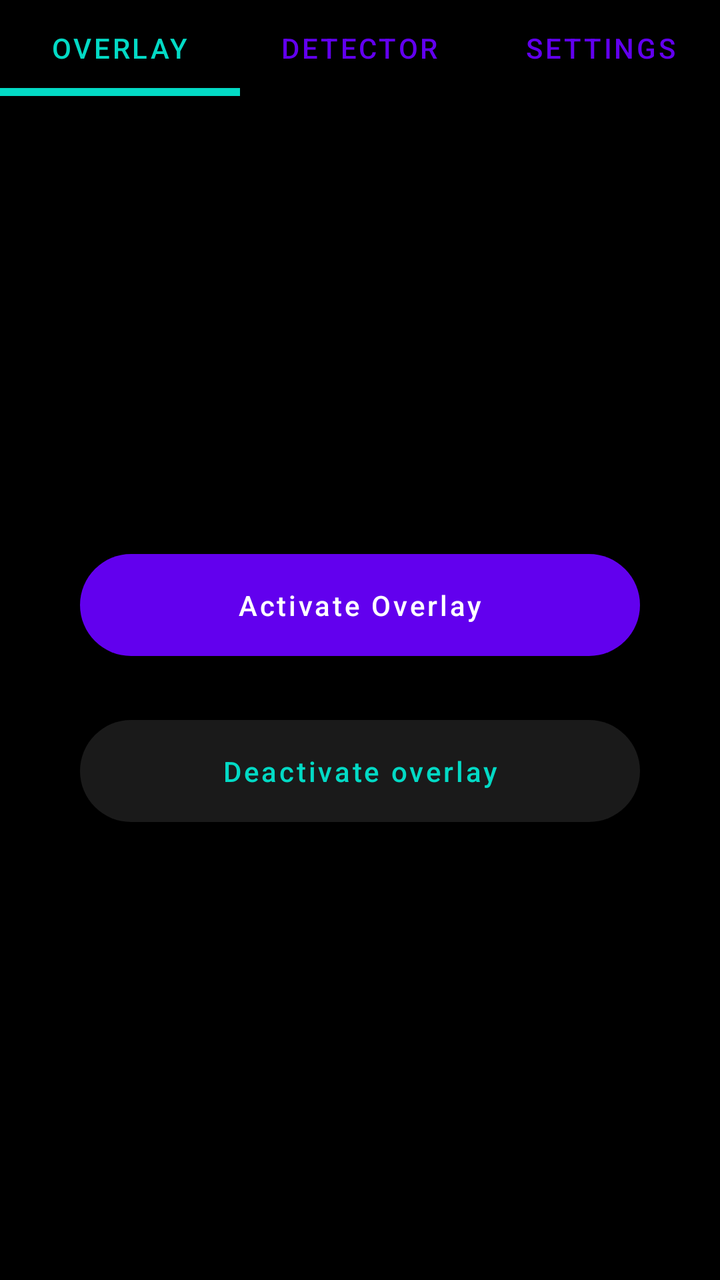
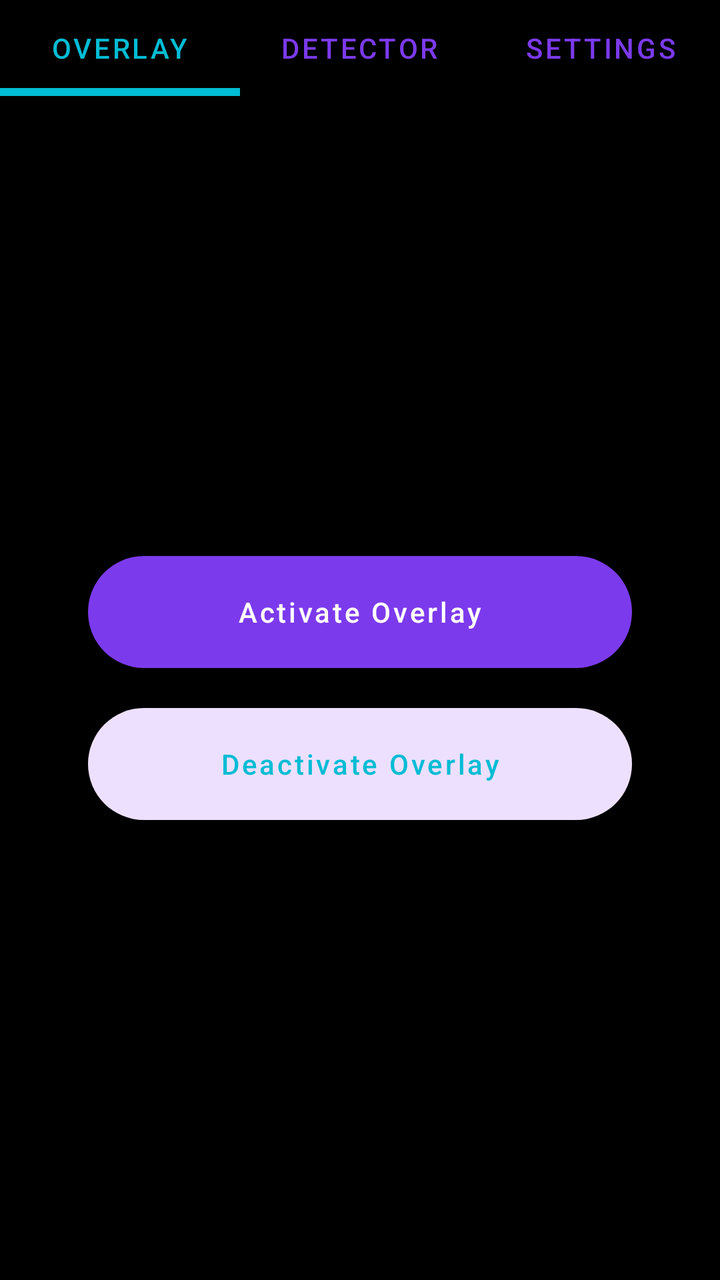

Before-and-after screenshots of an Android layout around one commit, followed by the original layout XML and the change that was made.
<!-- AndroidManifest.xml: application theme Theme.Test103 -->
<!-- res/layout/activity_main.xml -->
<?xml version="1.0" encoding="utf-8"?>
<LinearLayout xmlns:android="http://schemas.android.com/apk/res/android"
    xmlns:app="http://schemas.android.com/apk/res-auto"
    android:layout_width="match_parent"
    android:layout_height="match_parent"
    android:orientation="vertical"
    android:background="#000000"
    android:fitsSystemWindows="true">

    <com.google.android.material.tabs.TabLayout
        android:id="@+id/tabLayout"
        android:layout_width="match_parent"
        android:layout_height="wrap_content"
        android:background="#000000"
        app:tabIndicatorColor="#03DAC5"
        app:tabSelectedTextColor="#03DAC5"
        app:tabTextColor="#6200EE"
        app:tabMode="fixed"
        app:tabGravity="fill"
        app:tabIndicatorHeight="4dp">

        <com.google.android.material.tabs.TabItem android:text="Overlay" />
        <com.google.android.material.tabs.TabItem android:text="Detector" />
        <com.google.android.material.tabs.TabItem android:text="Settings" />
    </com.google.android.material.tabs.TabLayout>

    <FrameLayout
        android:layout_width="match_parent"
        android:layout_height="match_parent"
        android:padding="24dp">

        <LinearLayout
            android:id="@+id/viewOverlay"
            android:layout_width="match_parent"
            android:layout_height="match_parent"
            android:gravity="center"
            android:orientation="vertical"
            android:visibility="visible">

            <com.google.android.material.button.MaterialButton
                android:id="@+id/btnStart"
                android:layout_width="280dp"
                android:layout_height="wrap_content"
                android:padding="16dp"
                android:text="Activate Overlay"
                android:textAllCaps="false"
                android:textColor="@color/white"
                app:backgroundTint="#6200EE"
                app:cornerRadius="30dp"
                app:elevation="12dp" />

            <com.google.android.material.button.MaterialButton
                android:id="@+id/btnStop"
                style="@style/Widget.MaterialComponents.Button.TextButton"
                android:layout_width="280dp"
                android:layout_height="wrap_content"
                android:layout_marginTop="20dp"
                android:padding="16dp"
                android:text="Deactivate overlay"
                android:textAllCaps="false"
                android:textColor="#03DAC5"
                app:backgroundTint="#1A1A1A"
                app:cornerRadius="30dp"
                app:strokeWidth="0dp" />
        </LinearLayout>

        <LinearLayout
            android:id="@+id/viewDetector"
            android:layout_width="match_parent"
            android:layout_height="match_parent"
            android:gravity="center"
            android:visibility="gone">
            <TextView
                android:layout_width="wrap_content"
                android:layout_height="wrap_content"
                android:text="detector logs"
                android:textAllCaps="false"
                android:textColor="#6200EE"
                android:textStyle="bold"
                android:textSize="18sp" />
        </LinearLayout>

        <LinearLayout
            android:id="@+id/viewSettings"
            android:layout_width="match_parent"
            android:layout_height="match_parent"
            android:orientation="vertical"
            android:paddingTop="10dp"
            android:visibility="gone">

            <com.google.android.material.card.MaterialCardView
                android:layout_width="match_parent"
                android:layout_height="wrap_content"
                android:layout_margin="8dp"
                app:cardBackgroundColor="#1A1A1A"
                app:cardCornerRadius="40dp"
                app:cardElevation="15dp"
                app:strokeWidth="0dp">

                <LinearLayout
                    android:layout_width="match_parent"
                    android:layout_height="wrap_content"
                    android:gravity="center_vertical"
                    android:orientation="horizontal"
                    android:paddingStart="30dp"
                    android:paddingEnd="20dp"
                    android:paddingTop="12dp"
                    android:paddingBottom="12dp">

                    <TextView
                        android:layout_width="0dp"
                        android:layout_height="wrap_content"
                        android:layout_weight="1"
                        android:text="Crop Tool"
                        android:textAllCaps="false"
                        android:textColor="@color/white"
                        android:textSize="16sp"
                        />

                    <com.google.android.material.switchmaterial.SwitchMaterial
                        android:id="@+id/crop_switch"
                        android:layout_width="wrap_content"
                        android:layout_height="wrap_content"
                        app:thumbTint="@color/switch_teal_selector"
                        app:trackTint="@color/switch_teal_track_selector" />
                </LinearLayout>
            </com.google.android.material.card.MaterialCardView>
        </LinearLayout>
    </FrameLayout>
</LinearLayout>
<!-- resources referenced by this layout -->
<resources>
  <color name="white">#FFFFFFFF</color>
  <style name="Theme.Test103" parent="Theme.MaterialComponents.DayNight.NoActionBar">
  
          
          <item name="colorPrimary">#FF9800</item>
          <item name="colorOnPrimary">#000000</item>
  
          
          <item name="colorSecondary">#FF9800</item>
          <item name="colorOnSecondary">#000000</item>
  
          
          <item name="colorSurface">#121212</item>
          <item name="colorOnSurface">#000000</item>
  
          
          <item name="android:windowBackground">#000000</item>
  
          
          <item name="android:statusBarColor">#000000</item>
  
          
          <item name="windowNoTitle">true</item>
          <item name="windowActionBar">false</item>
  
      </style>
</resources>

<!-- the commit's change to res/layout/activity_main.xml (unified diff, before → after) -->
@@ -4,82 +4,89 @@
     android:layout_width="match_parent"
     android:layout_height="match_parent"
     android:orientation="vertical"
-    android:background="#000000"
+    android:background="@android:color/transparent"
     android:fitsSystemWindows="true">
 
     <com.google.android.material.tabs.TabLayout
         android:id="@+id/tabLayout"
         android:layout_width="match_parent"
         android:layout_height="wrap_content"
-        android:background="#000000"
-        app:tabIndicatorColor="#03DAC5"
-        app:tabSelectedTextColor="#03DAC5"
-        app:tabTextColor="#6200EE"
+        android:background="@android:color/transparent"
+        app:tabIndicatorColor="@color/lm_tab_indicator"
+        app:tabSelectedTextColor="@color/lm_tab_indicator"
+        app:tabTextColor="@color/lm_tab_text"
         app:tabMode="fixed"
         app:tabGravity="fill"
         app:tabIndicatorHeight="4dp">
 
-        <com.google.android.material.tabs.TabItem android:text="Overlay" />
-        <com.google.android.material.tabs.TabItem android:text="Detector" />
-        <com.google.android.material.tabs.TabItem android:text="Settings" />
+        <com.google.android.material.tabs.TabItem
+            android:layout_width="wrap_content"
+            android:layout_height="wrap_content"
+            android:text="Overlay" />
+        <com.google.android.material.tabs.TabItem
+            android:layout_width="wrap_content"
+            android:layout_height="wrap_content"
+            android:text="Detector" />
+        <com.google.android.material.tabs.TabItem
+            android:layout_width="wrap_content"
+            android:layout_height="wrap_content"
+            android:text="Settings" />
     </com.google.android.material.tabs.TabLayout>
 
+    
     <FrameLayout
+        android:id="@+id/mainContainer"
         android:layout_width="match_parent"
         android:layout_height="match_parent"
         android:padding="24dp">
 
+        
         <LinearLayout
             android:id="@+id/viewOverlay"
             android:layout_width="match_parent"
             android:layout_height="match_parent"
             android:gravity="center"
             android:orientation="vertical"
+            android:padding="20dp"
             android:visibility="visible">
 
             <com.google.android.material.button.MaterialButton
                 android:id="@+id/btnStart"
-                android:layout_width="280dp"
-                android:layout_height="wrap_content"
-                android:padding="16dp"
+                android:layout_width="match_parent"
+                android:layout_height="56dp"
+                android:insetTop="0dp"
+                android:insetBottom="0dp"
                 android:text="Activate Overlay"
                 android:textAllCaps="false"
                 android:textColor="@color/white"
-                app:backgroundTint="#6200EE"
+                app:backgroundTint="@color/lm_primary"
                 app:cornerRadius="30dp"
                 app:elevation="12dp" />
 
             <com.google.android.material.button.MaterialButton
                 android:id="@+id/btnStop"
                 style="@style/Widget.MaterialComponents.Button.TextButton"
-                android:layout_width="280dp"
-                android:layout_height="wrap_content"
+                android:layout_width="match_parent"
+                android:layout_height="56dp"
+                android:insetTop="0dp"
+                android:insetBottom="0dp"
                 android:layout_marginTop="20dp"
-                android:padding="16dp"
-                android:text="Deactivate overlay"
+                android:text="Deactivate Overlay"
                 android:textAllCaps="false"
-                android:textColor="#03DAC5"
-                app:backgroundTint="#1A1A1A"
+                android:textColor="@color/lm_btn_secondary_text"
+                app:backgroundTint="@color/lm_btn_secondary"
                 app:cornerRadius="30dp"
                 app:strokeWidth="0dp" />
         </LinearLayout>
 
-        <LinearLayout
+        
+        <FrameLayout
             android:id="@+id/viewDetector"
             android:layout_width="match_parent"
             android:layout_height="match_parent"
-            android:gravity="center"
-            android:visibility="gone">
-            <TextView
-                android:layout_width="wrap_content"
-                android:layout_height="wrap_content"
-                android:text="detector logs"
-                android:textAllCaps="false"
-                android:textColor="#6200EE"
-                android:textStyle="bold"
-                android:textSize="18sp" />
-        </LinearLayout>
+            android:visibility="gone" />
 
+        
         <LinearLayout
             android:id="@+id/viewSettings"
             android:layout_width="match_parent"
@@ -92,9 +99,9 @@
                 android:layout_width="match_parent"
                 android:layout_height="wrap_content"
                 android:layout_margin="8dp"
-                app:cardBackgroundColor="#1A1A1A"
+                app:cardBackgroundColor="@color/lm_card"
                 app:cardCornerRadius="40dp"
-                app:cardElevation="15dp"
+                app:cardElevation="0dp"
                 app:strokeWidth="0dp">
 
                 <LinearLayout
@@ -104,18 +111,16 @@
                     android:orientation="horizontal"
                     android:paddingStart="30dp"
                     android:paddingEnd="20dp"
-                    android:paddingTop="12dp"
-                    android:paddingBottom="12dp">
+                    android:paddingTop="16dp"
+                    android:paddingBottom="16dp">
 
                     <TextView
                         android:layout_width="0dp"
                         android:layout_height="wrap_content"
                         android:layout_weight="1"
                         android:text="Crop Tool"
-                        android:textAllCaps="false"
-                        android:textColor="@color/white"
-                        android:textSize="16sp"
-                        />
+                        android:textColor="@color/lm_text_primary"
+                        android:textSize="16sp" />
 
                     <com.google.android.material.switchmaterial.SwitchMaterial
                         android:id="@+id/crop_switch"
@@ -125,6 +130,43 @@
                         app:trackTint="@color/switch_teal_track_selector" />
                 </LinearLayout>
             </com.google.android.material.card.MaterialCardView>
+
+            <com.google.android.material.card.MaterialCardView
+                android:layout_width="match_parent"
+                android:layout_height="wrap_content"
+                android:layout_margin="8dp"
+                app:cardBackgroundColor="@color/lm_card"
+                app:cardCornerRadius="40dp"
+                app:cardElevation="0dp"
+                app:strokeWidth="0dp">
+
+                <LinearLayout
+                    android:layout_width="match_parent"
+                    android:layout_height="wrap_content"
+                    android:gravity="center_vertical"
+                    android:orientation="horizontal"
+                    android:paddingStart="30dp"
+                    android:paddingEnd="20dp"
+                    android:paddingTop="16dp"
+                    android:paddingBottom="16dp">
+
+                    <TextView
+                        android:layout_width="0dp"
+                        android:layout_height="wrap_content"
+                        android:layout_weight="1"
+                        android:text="Dark Mode"
+                        android:textColor="@color/lm_text_primary"
+                        android:textSize="16sp" />
+
+                    <com.google.android.material.switchmaterial.SwitchMaterial
+                        android:id="@+id/dark_mode_switch"
+                        android:layout_width="wrap_content"
+                        android:layout_height="wrap_content"
+                        app:thumbTint="@color/switch_teal_selector"
+                        app:trackTint="@color/switch_teal_track_selector" />
+                </LinearLayout>
+            </com.google.android.material.card.MaterialCardView>
+
         </LinearLayout>
     </FrameLayout>
 </LinearLayout>
<!-- resource entries referenced after the edit -->
@@ -1,30 +1,26 @@
 <!-- resources referenced by this layout -->
 <resources>
-  <color name="white">#FFFFFFFF</color>
-  <style name="Theme.Test103" parent="Theme.MaterialComponents.DayNight.NoActionBar">
-  
-          
-          <item name="colorPrimary">#FF9800</item>
-          <item name="colorOnPrimary">#000000</item>
-  
-          
-          <item name="colorSecondary">#FF9800</item>
-          <item name="colorOnSecondary">#000000</item>
-  
-          
-          <item name="colorSurface">#121212</item>
-          <item name="colorOnSurface">#000000</item>
-  
-          
-          <item name="android:windowBackground">#000000</item>
-  
-          
-          <item name="android:statusBarColor">#000000</item>
-  
-          
+  <color name="lm_btn_secondary">#EDE0FF</color>
+  <color name="lm_btn_secondary_text">#00BCD4</color>
+  <color name="lm_card">#EDE0FF</color>
+  <color name="lm_primary">#7C3AED</color>
+  <color name="lm_tab_indicator">#00BCD4</color>
+  <color name="lm_tab_text">#7C3AED</color>
+  <color name="lm_text_primary">#1A0533</color>
+  <color name="white">#FFFFFF</color>
+  <style name="Theme.Test103" parent="Theme.MaterialComponents.NoActionBar">
+          <item name="colorPrimary">@color/dm_primary</item>
+          <item name="colorOnPrimary">@color/white</item>
+          <item name="colorSecondary">@color/dm_accent</item>
+          <item name="colorOnSecondary">@color/white</item>
+          <item name="android:windowBackground">@color/dm_background</item>
+          <item name="android:statusBarColor">@color/dm_background</item>
+          <item name="android:navigationBarColor">@color/dm_background</item>
           <item name="windowNoTitle">true</item>
           <item name="windowActionBar">false</item>
-  
       </style>
+  <color name="dm_primary">#7C3AED</color>
+  <color name="dm_accent">#00BCD4</color>
+  <color name="dm_background">#000000</color>
 </resources>
 
